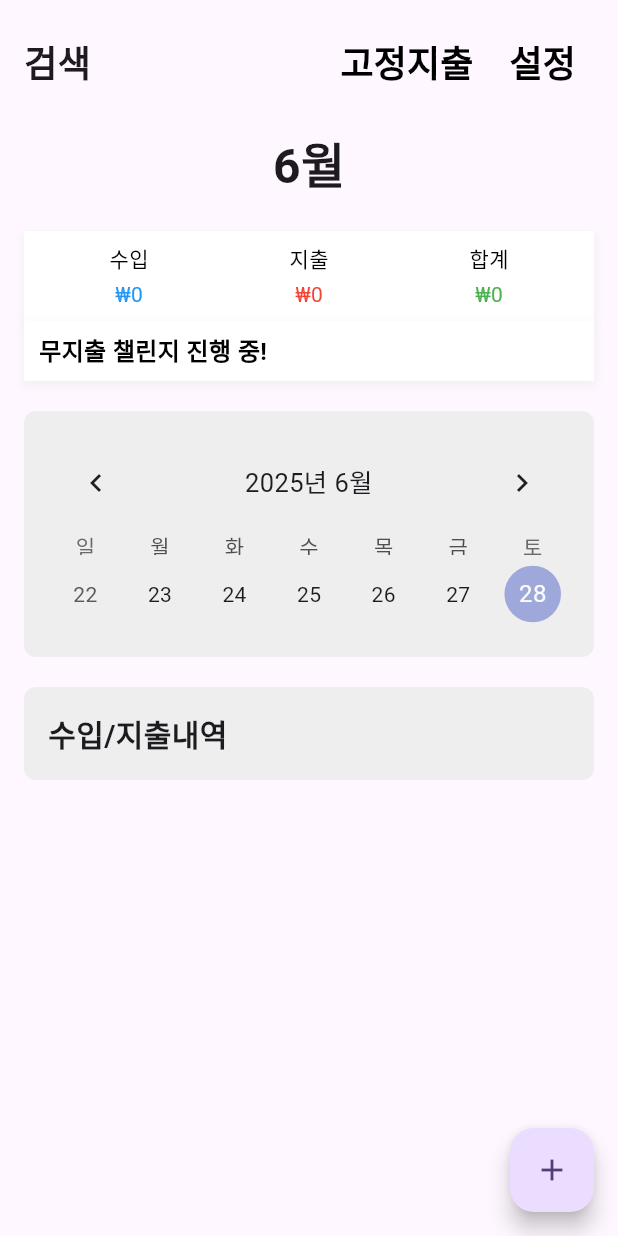
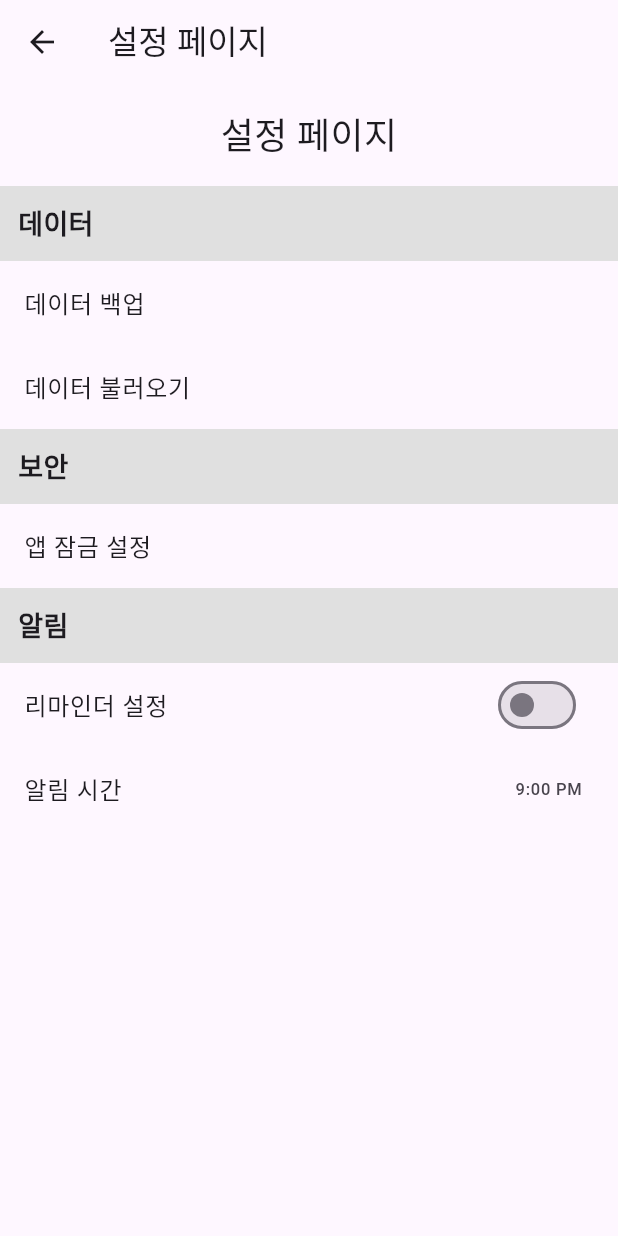
Before and after one commit to ProjectTeam100/kkugit, a Flutter app: the screen it shows after launch, after a tap on "설정", on a phone screen of 412 x 824 dp. Run offline on Flutter 3.47's test engine with Material 3 defaults, Android fonts, the phone set to English and light mode, and no system bars; drawn by our look-alikes of table_calendar; our stand-ins replace get_it, injectable, isar; accounts and stored records are empty; generated files the repository leaves out were written again.

Commit message:
설정 페이지 생성

```diff
--- a/lib/screens/home_screen.dart
+++ b/lib/screens/home_screen.dart
@@ -8,6 +8,8 @@ import 'package:table_calendar/table_calendar.dart';
 import '../components/balance_summary.dart';
 import 'package:kkugit/screens/add_screen.dart';
 import 'package:kkugit/screens/fixed_spending_screen.dart';
+import 'package:kkugit/screens/settings_screen.dart';
+
 
 class HomeScreen extends StatefulWidget {
   const HomeScreen({super.key});
@@ -95,7 +97,12 @@ class _HomeScreenState extends State<HomeScreen> {
                       ),
                       TextButton(
                         onPressed: () {
-                          // TODO: 설정 페이지로 이동
+                          Navigator.push(
+                            context,
+                            MaterialPageRoute(
+                              builder: (context) => const SettingsScreen(), // 여기로 연결
+                            ),
+                          );
                         },
                         child: const Text(
                           '설정',
--- /dev/null
+++ b/lib/screens/settings_screen.dart
@@ -0,0 +1,81 @@
+import 'package:flutter/material.dart';
+
+class SettingsScreen extends StatefulWidget {
+  const SettingsScreen({super.key});
+
+  @override
+  State<SettingsScreen> createState() => _SettingsScreenState();
+}
+
+class _SettingsScreenState extends State<SettingsScreen> {
+  bool isReminderOn = false;
+  TimeOfDay reminderTime = const TimeOfDay(hour: 21, minute: 0);
+
+  void _pickTime() async {
+    final TimeOfDay? picked = await showTimePicker(
+      context: context,
+      initialTime: reminderTime,
+    );
+    if (picked != null) {
+      setState(() {
+        reminderTime = picked;
+      });
+    }
+  }
+
+  @override
+  Widget build(BuildContext context) {
+    return Scaffold(
+      appBar: AppBar(title: const Text('설정 페이지')),
+      body: ListView(
+        children: [
+          const Padding(
+            padding: EdgeInsets.all(16.0),
+            child: Center(child: Text('설정 페이지', style: TextStyle(fontSize: 24))),
+          ),
+
+          _buildSectionHeader('데이터'),
+          _buildListTile('데이터 백업'),
+          _buildListTile('데이터 불러오기'),
+
+          _buildSectionHeader('보안'),
+          _buildListTile('앱 잠금 설정'),
+
+          _buildSectionHeader('알림'),
+          SwitchListTile(
+            title: const Text('리마인더 설정'),
+            value: isReminderOn,
+            onChanged: (value) {
+              setState(() {
+                isReminderOn = value;
+              });
+            },
+          ),
+          ListTile(
+            title: const Text('알림 시간'),
+            trailing: Text('${reminderTime.format(context)}'),
+            onTap: _pickTime,
+          ),
+        ],
+      ),
+    );
+  }
+
+  Widget _buildSectionHeader(String title) {
+    return Container(
+      width: double.infinity,
+      color: Colors.grey[300],
+      padding: const EdgeInsets.all(12),
+      child: Text(title, style: const TextStyle(fontSize: 18, fontWeight: FontWeight.bold)),
+    );
+  }
+
+  Widget _buildListTile(String title) {
+    return ListTile(
+      title: Text(title),
+      onTap: () {
+        // TODO: 원하는 동작 연결
+      },
+    );
+  }
+}
```
